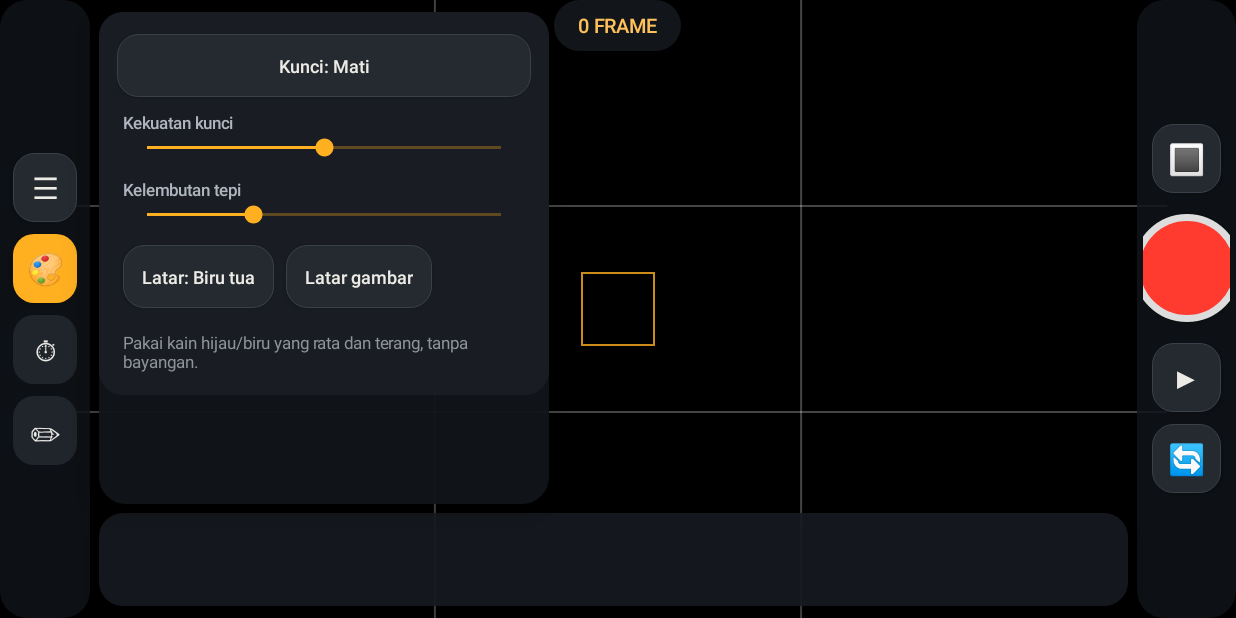
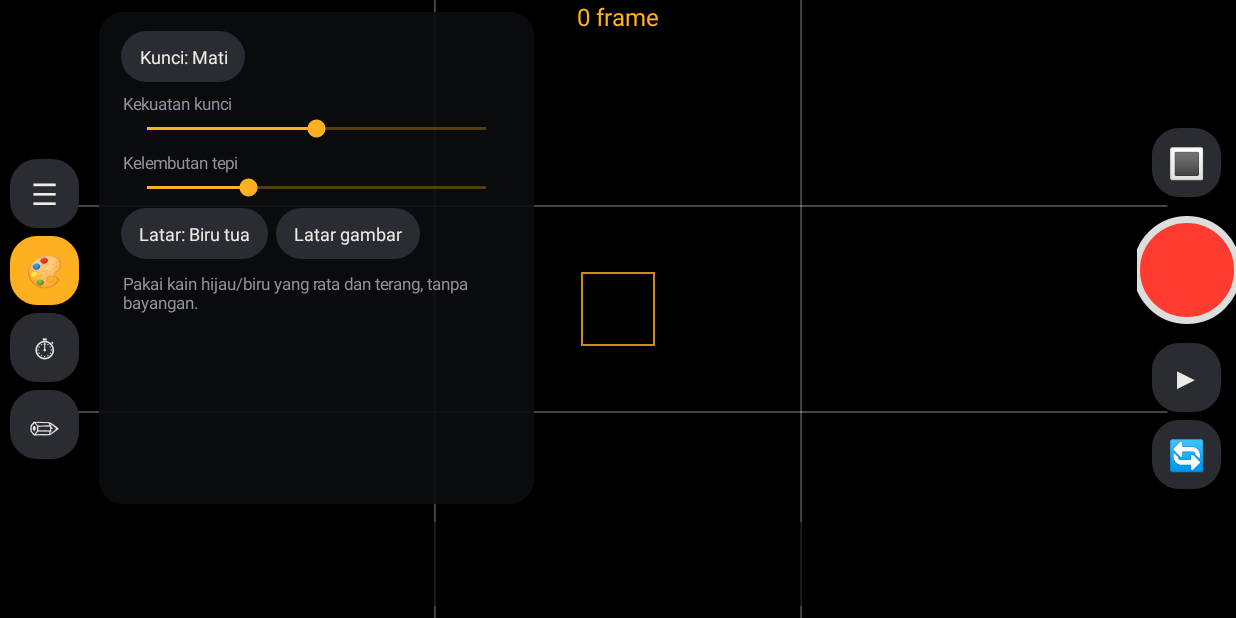
Before and after one commit to fatihreload/CameraStopMotion, an Android app: the screen it shows after launch (MainActivity), after a tap on an icon or button, on a phone screen of 824 x 412 dp (held sideways). Run offline under Robolectric (Android 15) with nearby library versions, the phone set to English and light mode, and no system bars; libraries missing offline, so code that uses them is left out: androidx.camera.core, androidx.camera.lifecycle; 1 statement that could not run was skipped.

Commit message:
Add files via upload

```diff
--- a/app/src/main/java/com/stopmotion/studio/MainActivity.java
+++ b/app/src/main/java/com/stopmotion/studio/MainActivity.java
@@ -4,7 +4,6 @@ import android.Manifest;
 import android.content.ContentValues;
 import android.content.Context;
 import android.graphics.*;
-import android.graphics.Typeface;
 import android.media.*;
 import android.net.Uri;
 import android.os.*;
@@ -74,12 +73,8 @@ public class MainActivity extends AppCompatActivity {
     }
     TextView chip(String t, View.OnClickListener l) {
         TextView b = new TextView(this); b.setText(t); b.setTextSize(12); b.setTextColor(0xFFECEBE6); b.setGravity(Gravity.CENTER);
-        b.setTypeface(Typeface.create("sans-serif-medium", Typeface.NORMAL));
-        b.setPadding(dp(13), dp(10), dp(13), dp(10));
-        android.graphics.drawable.GradientDrawable bg = shape(0xFF252930, 14);
-        bg.setStroke(dp(1), 0xFF3B414B); b.setBackground(bg); b.setElevation(dp(2));
-        b.setMinHeight(dp(42)); b.setOnClickListener(l);
-        LinearLayout.LayoutParams lp = new LinearLayout.LayoutParams(-2, -2); lp.setMargins(dp(4), dp(4), dp(4), dp(4));
+        b.setPadding(dp(12), dp(9), dp(12), dp(9)); b.setBackground(shape(0xFF2A2C32, 18)); b.setOnClickListener(l);
+        LinearLayout.LayoutParams lp = new LinearLayout.LayoutParams(-2, -2); lp.setMargins(dp(3), dp(3), dp(3), dp(3));
         b.setLayoutParams(lp); return b;
     }
     TextView cycle(String label, String[] o, IntConsumer f) {
@@ -91,20 +86,12 @@ public class MainActivity extends AppCompatActivity {
     TextView tip(String t) { TextView x = new TextView(this); x.setText(t); x.setTextSize(11); x.setTextColor(0xFF8F939B); x.setPadding(dp(4), dp(6), dp(4), 0); return x; }
     LinearLayout row(View... v) { LinearLayout r = new LinearLayout(this); for (View x : v) r.addView(x); return r; }
     LinearLayout panel(View... v) {
-        LinearLayout c = new LinearLayout(this); c.setOrientation(LinearLayout.VERTICAL);
-        c.setPadding(dp(12), dp(12), dp(12), dp(12)); c.setBackground(shape(0xFF191D23, 16));
-        LinearLayout.LayoutParams outer = new LinearLayout.LayoutParams(-1, -2);
-        outer.setMargins(dp(8), dp(8), dp(8), dp(4)); c.setLayoutParams(outer);
-        for (View x : v) {
-            LinearLayout.LayoutParams item = new LinearLayout.LayoutParams(-1, -2);
-            item.setMargins(0, dp(3), 0, dp(3)); c.addView(x, item);
-        }
-        return c;
+        LinearLayout c = new LinearLayout(this); c.setOrientation(LinearLayout.VERTICAL); c.setPadding(dp(12), dp(10), dp(12), dp(10));
+        for (View x : v) c.addView(x); return c;
     }
     View seek(String label, int max, int val, IntConsumer f) {
         LinearLayout r = new LinearLayout(this); r.setOrientation(LinearLayout.VERTICAL); r.setPadding(dp(4), dp(4), dp(4), dp(2));
-        TextView t = new TextView(this); t.setText(label); t.setTextSize(11);
-        t.setTypeface(Typeface.create("sans-serif-medium", Typeface.NORMAL)); t.setTextColor(0xFFB0B6C0);
+        TextView t = new TextView(this); t.setText(label); t.setTextSize(11); t.setTextColor(0xFF8F939B);
         SeekBar s = new SeekBar(this); s.setMax(max); s.setProgress(val);
         s.getProgressDrawable().setTint(0xFFFFB020); s.getThumb().setTint(0xFFFFB020);
         s.setOnSeekBarChangeListener(new SeekBar.OnSeekBarChangeListener() {
@@ -134,8 +121,7 @@ public class MainActivity extends AppCompatActivity {
         drawer.setVisibility(cur < 0 ? View.GONE : View.VISIBLE);
         for (int j = 0; j < 3; j++) {
             pnl[j].setVisibility(j == cur ? View.VISIBLE : View.GONE);
-            tabs[j].setBackground(shape(j == cur ? 0xFFFFB020 : 0xFF20252C, 14));
-            tabs[j].setTextColor(j == cur ? 0xFF17191D : 0xFFECEBE6); tabs[j].setElevation(dp(j == cur ? 3 : 0));
+            tabs[j].setBackground(shape(j == cur ? 0xFFFFB020 : 0xFF2A2C32, 18)); tabs[j].setTextColor(j == cur ? 0xFF000000 : 0xFFECEBE6);
         }
     }
 
@@ -181,35 +167,29 @@ public class MainActivity extends AppCompatActivity {
                 tip("Ketuk gambar kecil di bawah untuk memilih frame. Ketuk lagi untuk kembali ke kamera."))};
         FrameLayout holder = new FrameLayout(this);
         for (View v : pnl) { v.setVisibility(View.GONE); holder.addView(v); }
-        drawer = new ScrollView(this); drawer.setBackground(shape(0xF012151A, 18));
-        drawer.setElevation(dp(12)); drawer.addView(holder); drawer.setClipToPadding(false); drawer.setVisibility(View.GONE);
+        drawer = new ScrollView(this); drawer.setBackground(shape(0xE60C0D0F, 16)); drawer.addView(holder); drawer.setVisibility(View.GONE);
         String[] tn = {"Layar", "Timer", "Edit"}, ti = {"\uD83C\uDFA8", "\u23F1", "\u270F"}; tabs = new TextView[3];
         LinearLayout lc = new LinearLayout(this); lc.setOrientation(LinearLayout.VERTICAL); lc.setGravity(Gravity.CENTER);
-        lc.setPadding(dp(5), dp(8), dp(5), dp(8)); lc.setBackground(shape(0xD9101318, 18));
         lc.addView(mb("\u2630", "Tutup nama", v -> { labels = !labels; refreshMenus(); }));
         for (int i = 0; i < 3; i++) { final int k = i; tabs[i] = mb(ti[i], tn[i], v -> openTab(k)); lc.addView(tabs[i]); }
         left = lc;
         strip = new LinearLayout(this); strip.setGravity(Gravity.CENTER_VERTICAL);
-        hs = new HorizontalScrollView(this); hs.setBackground(shape(0xE9161A20, 16));
-        hs.setElevation(dp(8)); hs.addView(strip);
+        hs = new HorizontalScrollView(this); hs.setBackground(shape(0x99000000, 14)); hs.addView(strip);
         Button shut = new Button(this); shut.setBackground(shutterBg()); shut.setOnClickListener(v -> { review = false; shoot(); });
         LinearLayout rc = new LinearLayout(this); rc.setOrientation(LinearLayout.VERTICAL); rc.setGravity(Gravity.CENTER);
-        rc.setPadding(dp(4), dp(8), dp(4), dp(8)); rc.setBackground(shape(0xD9101318, 18));
         rc.addView(mb("\uD83D\uDD33", "Penuh", v -> { left.setVisibility(View.GONE); hs.setVisibility(View.GONE); if (cur >= 0) openTab(cur); }));
         LinearLayout.LayoutParams sp = new LinearLayout.LayoutParams(dp(72), dp(72)); sp.setMargins(0, dp(10), 0, dp(10));
         rc.addView(shut, sp);
         rc.addView(mb("\u25B6", "Putar", v -> togglePlay()));
         rc.addView(mb("\uD83D\uDD04", "Balik kamera", v -> { front = !front; startCam(); }));
         right = rc;
-        cnt = new TextView(this); cnt.setTextColor(0xFFFFC15A); cnt.setTextSize(13);
-        cnt.setTypeface(Typeface.create("sans-serif-medium", Typeface.NORMAL)); cnt.setText("0 FRAME");
-        cnt.setPadding(dp(16), dp(8), dp(16), dp(8)); cnt.setBackground(shape(0xD9161A20, 18));
+        cnt = new TextView(this); cnt.setTextColor(0xFFFFB020); cnt.setTextSize(16); cnt.setText("0 frame");
         cd = new TextView(this); cd.setTextColor(0xFFFFFFFF); cd.setTextSize(90); cd.setGravity(Gravity.CENTER);
-        FrameLayout root = new FrameLayout(this); root.setBackgroundColor(0xFF101216);
+        FrameLayout root = new FrameLayout(this);
         root.addView(vf, new FrameLayout.LayoutParams(-1, -1));
-        FrameLayout.LayoutParams dl = new FrameLayout.LayoutParams(dp(300), -1, Gravity.START); dl.setMargins(dp(76), dp(8), 0, dp(76));
+        FrameLayout.LayoutParams dl = new FrameLayout.LayoutParams(dp(290), -1, Gravity.START); dl.setMargins(dp(76), dp(8), 0, dp(76));
         root.addView(drawer, dl);
-        FrameLayout.LayoutParams hl = new FrameLayout.LayoutParams(-1, dp(62), Gravity.BOTTOM); hl.setMargins(dp(76), 0, dp(104), dp(8));
+        FrameLayout.LayoutParams hl = new FrameLayout.LayoutParams(-1, dp(56), Gravity.BOTTOM); hl.setMargins(dp(76), 0, dp(104), dp(8));
         root.addView(hs, hl);
         root.addView(left, new FrameLayout.LayoutParams(dp(70), -1, Gravity.START));
         root.addView(right, new FrameLayout.LayoutParams(dp(100), -1, Gravity.END));
@@ -311,7 +291,7 @@ public class MainActivity extends AppCompatActivity {
             LinearLayout.LayoutParams lp = new LinearLayout.LayoutParams(dp(76), dp(44)); lp.setMargins(dp(3), dp(3), dp(3), dp(3));
             v.setLayoutParams(lp); v.setOnClickListener(x -> select(k == sel ? -1 : k)); strip.addView(v);
         }
-        cnt.setText(frames.size() + " FRAME");
+        cnt.setText(frames.size() + " frame");
         final View c = strip.getChildAt(sel);
         if (c != null) hs.post(() -> hs.smoothScrollTo(c.getLeft() - dp(100), 0));
     }
```
